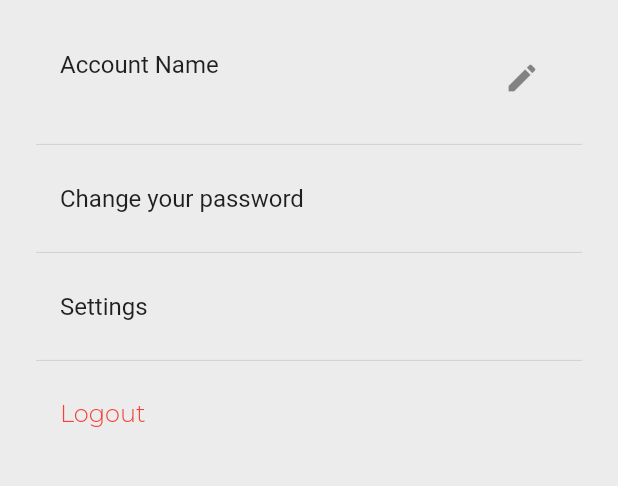
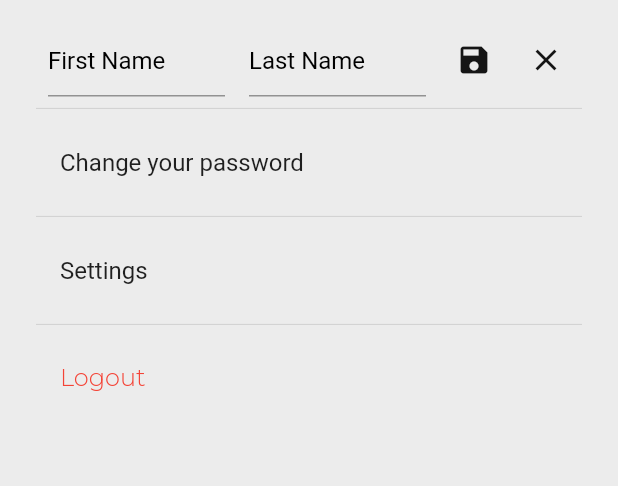
Before and after one commit to cgoodridge/animal-database-flutter, a Flutter app: the AccountScreen screen opened directly, after a tap on the "edit" icon, on a phone screen of 412 x 824 dp, the part 89-575 px from its top. Run offline on Flutter 3.47's test engine with Material 2 defaults, Android fonts, the phone set to English and light mode, and no system bars; our stand-ins replace auto_size_text, carousel_slider, cloud_firestore, firebase_auth, firebase_core, firebase_storage and 6 more; missing offline and left inert: clippy_flutter, custom_info_window, multiple_stream_builder; accounts and stored records are empty.

Commit message:
- Added ability to update user's name

```diff
--- a/lib/views/account_screen.dart
+++ b/lib/views/account_screen.dart
@@ -1,3 +1,4 @@
+import 'package:cloud_firestore/cloud_firestore.dart';
 import 'package:firebase_auth/firebase_auth.dart';
 import 'package:flutter/material.dart';
 import 'package:google_fonts/google_fonts.dart';
@@ -18,6 +19,11 @@ class AccountScreen extends StatefulWidget {
 class _AccountScreenState extends State<AccountScreen> {
   final AuthService _auth = AuthService();
   final userAnon = FirebaseAuth.instance.currentUser.isAnonymous;
+  final currentUserUID = FirebaseAuth.instance.currentUser.uid;
+  bool editState = false;
+
+  String firstName = '';
+  String lastName = '';
 
   @override
   Widget build(BuildContext context) {
@@ -52,19 +58,6 @@ class _AccountScreenState extends State<AccountScreen> {
                                 fontWeight: FontWeight.bold),
                           )),
 
-                          // Align(
-                          //   alignment: Alignment.centerRight,
-                          //   child: IconButton(
-                          //     color: Colors.black,
-                          //     icon: !isSearching ? Icon(Icons.search) : Icon(Icons.cancel),
-                          //     onPressed: () {
-                          //       // Expand search Field
-                          //       setState(() {
-                          //         isSearching = !isSearching;
-                          //       });
-                          //     },
-                          //   ),
-                          // )
 
                           Align(
                             alignment: Alignment.centerRight,
@@ -80,7 +73,7 @@ class _AccountScreenState extends State<AccountScreen> {
                       ListView(
                         shrinkWrap: true,
                         children: [
-                          ListTile(
+                          !editState ? ListTile(
                             title: Text("Account Name"),
                             subtitle: !userAnon
                                 ? Text(userData.firstName +
@@ -89,7 +82,71 @@ class _AccountScreenState extends State<AccountScreen> {
                                 : Text("Anonymous"),
                             trailing: IconButton(
                               icon: Icon(Icons.edit),
-                              onPressed: () {},
+                              onPressed: () {
+                                setState(() {
+                                  editState = true;
+                                });
+                              },
+                            ),
+                          ) :
+                          Container(
+                            width: 300,
+                            child: Row(
+                              children: [
+                                Expanded(
+                                  flex: 1,
+                                  child: Padding(
+                                    padding: const EdgeInsets.symmetric(horizontal: 8.0),
+                                    child: TextFormField(
+                                      decoration: InputDecoration(
+                                        hintText: 'First Name',
+                                        hintStyle: TextStyle(
+                                          color: Colors.black,
+                                        ),
+                                      ),
+                                      initialValue: userData.firstName,
+                                      validator: (val) =>
+                                      val.isEmpty ? "Enter a First Name" : null,
+                                      onChanged: (val) {
+                                        setState(() => firstName = val);
+                                      },
+                                    ),
+                                  ),
+                                ),
+                                Expanded(
+                                  flex: 1,
+                                  child: Padding(
+                                    padding: const EdgeInsets.symmetric(horizontal: 8.0),
+                                    child: TextFormField(
+                                      decoration: InputDecoration(
+                                        hintText: 'Last Name',
+                                        hintStyle: TextStyle(
+                                          color: Colors.black,
+                                        ),
+                                      ),
+                                      initialValue: userData.lastName,
+                                      validator: (val) =>
+                                      val.isEmpty ? "Enter a Last Name" : null,
+                                      onChanged: (val) {
+                                        setState(() => lastName = val);
+                                      },
+                                    ),
+                                  ),
+                                ),
+                                IconButton(onPressed: () {
+                                    _confirmUpdateUser(context);
+                                    editState = false;
+                                  },
+                                  icon: Icon(Icons.save)
+                                ),
+                                IconButton(onPressed: () {
+                                  setState(() {
+                                    editState = false;
+                                  });
+                                },
+                                    icon: Icon(Icons.close)
+                                ),
+                              ],
                             ),
                           ),
                           Divider(),
@@ -135,6 +192,39 @@ class _AccountScreenState extends State<AccountScreen> {
     );
   }
 
+  void updateUser () async {
+
+    await FirebaseFirestore.instance.collection("users").doc(currentUserUID).update({
+      'firstName': firstName,
+      'lastName': lastName,
+    });
+
+  }
+
+  Future<String> _confirmUpdateUser(BuildContext context) {
+    return showDialog<String>(
+      context: context,
+      builder: (BuildContext context) => AlertDialog(
+        title: const Text('Confirm Update'),
+        content: const Text(
+            'Update name?'),
+        actions: <Widget>[
+          TextButton(
+            onPressed: () => Navigator.pop(context, 'Cancel'),
+            child: const Text('Cancel'),
+          ),
+          TextButton(
+            onPressed: () async {
+              updateUser();
+              Navigator.pop(context, 'OK');
+            },
+            child: const Text('Confirm'),
+          ),
+        ],
+      ),
+    );
+  }
+
   Future<String> _confirmLogout(BuildContext context) {
     return showDialog<String>(
       context: context,
```
